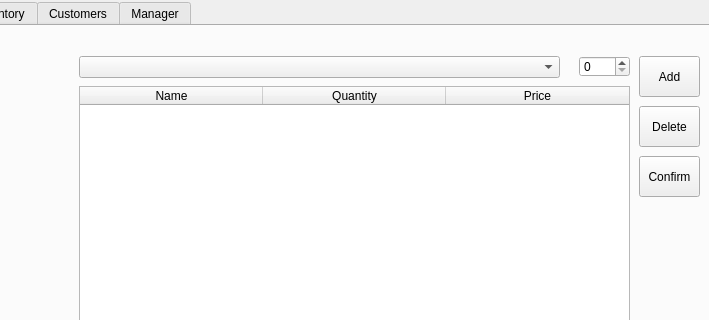
Crunchymcbones/Demo-store, file easy-cheese.ui: the form before one commit; both pictures show x 113 to 822 and y 0 to 320 of the 1112 by 884 pixel window.
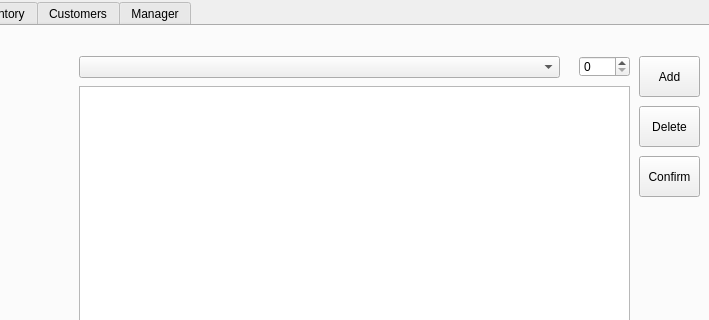
The form after the commit. The open tabs and pages were chosen to show the change.

Commit message: Added the ability to track quantity removal from the inventory based on purchase quantity.

```diff
--- a/easy-cheese.ui
+++ b/easy-cheese.ui
@@ -45,21 +45,6 @@
       <attribute name="verticalHeaderVisible">
        <bool>false</bool>
       </attribute>
-      <column>
-       <property name="text">
-        <string>Name</string>
-       </property>
-      </column>
-      <column>
-       <property name="text">
-        <string>Quantity</string>
-       </property>
-      </column>
-      <column>
-       <property name="text">
-        <string>Price</string>
-       </property>
-      </column>
      </widget>
      <widget class="QComboBox" name="coProdNameCbo">
       <property name="geometry">
```
Left out of the diff: 2 changed lines with no effect on the pictures. The commit also changes 2 other files.
